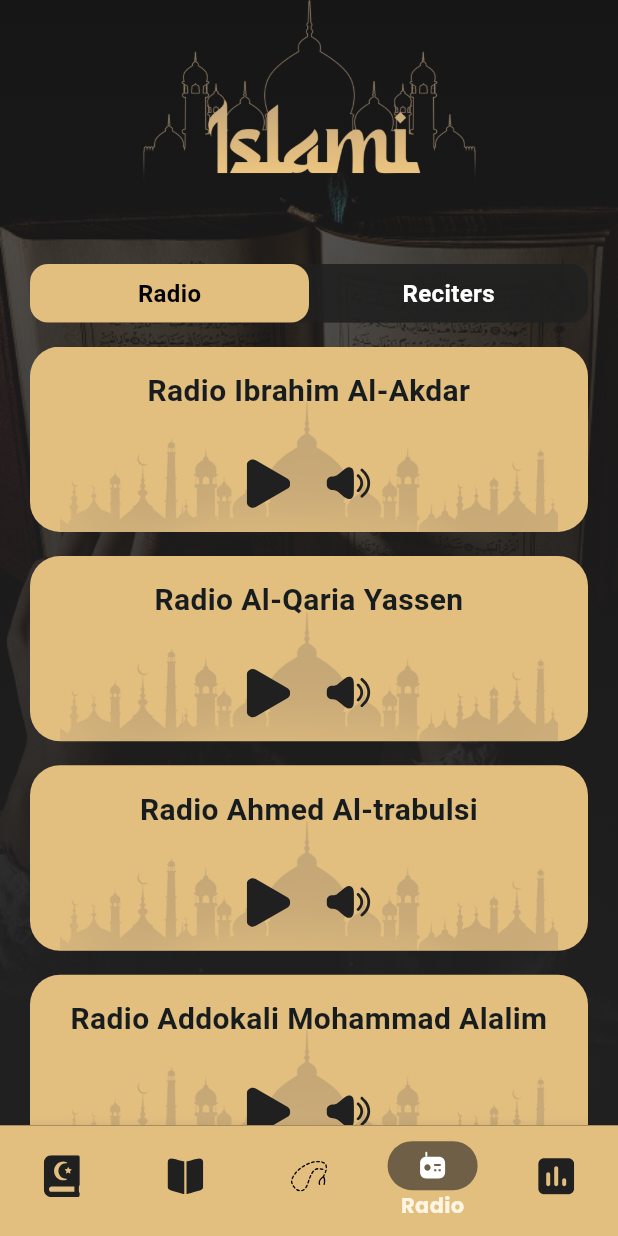
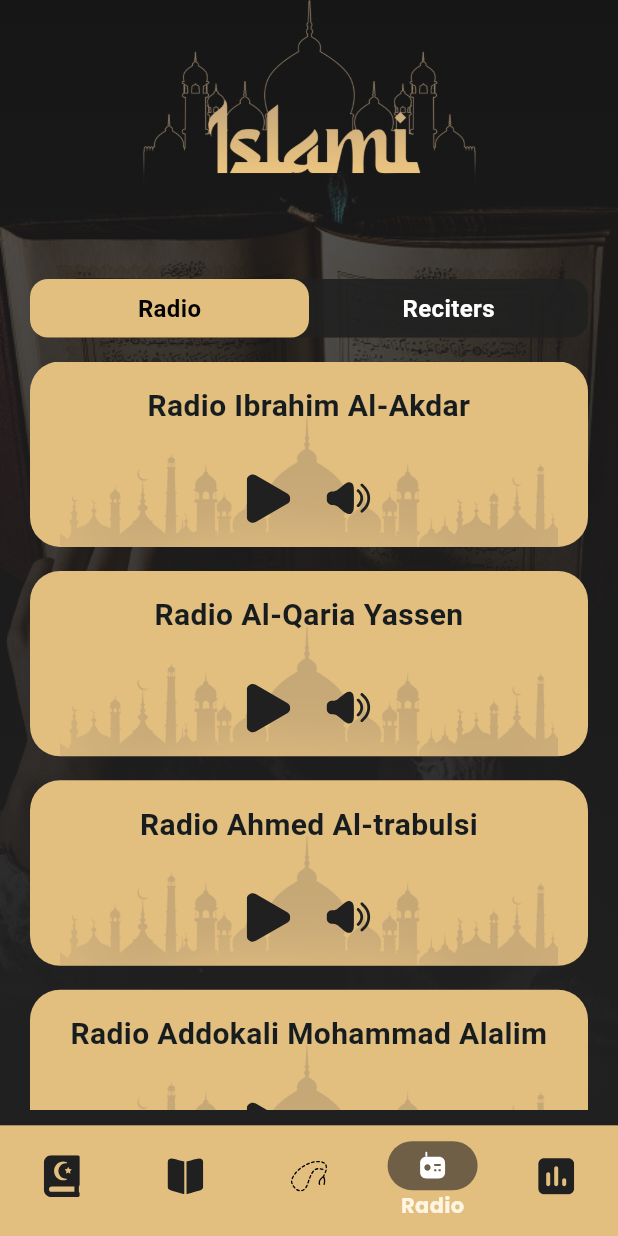
Before and after one commit to omarhassandev1/Islamy_application, a Flutter app: the MainLayer screen opened by its route, item 4 of the bottom bar chosen, on a phone screen of 412 x 824 dp. Run offline on Flutter 3.47's test engine with Material 3 defaults, Android fonts, the phone set to English and light mode, and no system bars; our stand-ins replace auto_size_text, flutter_svg, shared_preferences; accounts and stored records are empty; project files that could hold a hidden picture were left out.

Commit message:
add bottom padding

```diff
--- a/lib/tabs/prayers_time/prayers_time_screen.dart
+++ b/lib/tabs/prayers_time/prayers_time_screen.dart
@@ -14,7 +14,7 @@ class PrayersTimeScreen extends StatelessWidget {
       bgImage: 'assets/images/prayers_time/prayers_background.png',
       child: Expanded(
         child: Padding(
-          padding: const EdgeInsets.symmetric(horizontal: 16.0),
+          padding: const EdgeInsets.symmetric(horizontal: 16.0,vertical: 10),
           child: SingleChildScrollView(
             child: Column(
               crossAxisAlignment: CrossAxisAlignment.start,
--- a/lib/tabs/radio/radio.dart
+++ b/lib/tabs/radio/radio.dart
@@ -23,7 +23,7 @@ class _RadioTabState extends State<RadioTab> {
         bgImage: 'assets/images/radio/radio-background.png',
         child: Expanded(
           child: Padding(
-            padding: const EdgeInsets.symmetric(horizontal: 20.0),
+            padding: const EdgeInsets.symmetric(horizontal: 20.0,vertical: 10),
             child: Column(
               children: [
                 const SizedBox(height: 16),
```
